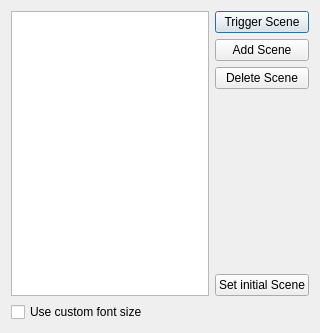
The window that superboucle/scene_manager_ui.ui (zigmhount/SpinTool_zig) describes before a commit, drawn with Qt 5.
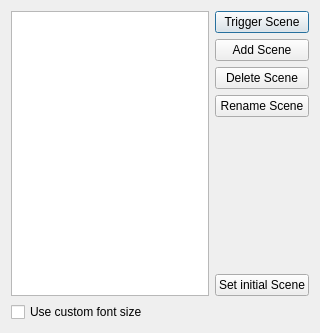
The same window after the commit. Icons and pictures are not drawn.

```diff
--- a/superboucle/scene_manager_ui.ui
+++ b/superboucle/scene_manager_ui.ui
@@ -68,6 +68,13 @@
          </property>
         </widget>
        </item>
+       <item>
+        <widget class="QPushButton" name="renameSceneBtn">
+         <property name="text">
+          <string>Rename Scene</string>
+         </property>
+        </widget>
+       </item>
        <item>
         <layout class="QGridLayout" name="preview">
          <property name="spacing">
```
